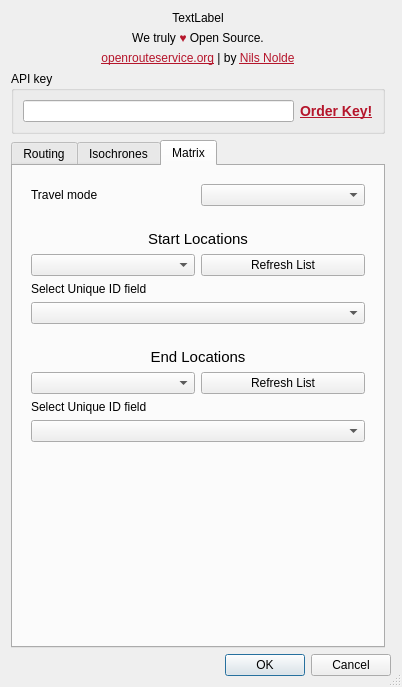
Qt form osm_tools_dialog_base.ui (GIScience/orstools-qgis-plugin) before a commit.
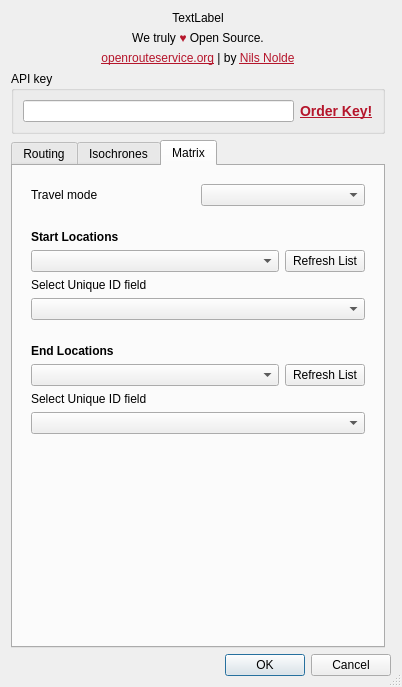
The same form after that commit. The open tabs and pages were chosen to show the change.

Commit message: cleaned up GUI init a bit

```diff
--- a/osm_tools_dialog_base.ui
+++ b/osm_tools_dialog_base.ui
@@ -1212,7 +1212,7 @@
        </item>
        <item>
         <widget class="QWidget" name="widget_15" native="true">
-         <layout class="QGridLayout" name="gridLayout_16">
+         <layout class="QGridLayout" name="gridLayout_16" columnstretch="1,0">
           <item row="1" column="1">
            <widget class="QPushButton" name="matrix_start_refresh">
             <property name="enabled">
@@ -1254,14 +1254,16 @@
            <widget class="QLabel" name="label_4">
             <property name="font">
              <font>
-              <pointsize>11</pointsize>
+              <pointsize>9</pointsize>
+              <weight>75</weight>
+              <bold>true</bold>
              </font>
             </property>
             <property name="text">
              <string>Start Locations</string>
             </property>
             <property name="alignment">
-             <set>Qt::AlignCenter</set>
+             <set>Qt::AlignLeading|Qt::AlignLeft|Qt::AlignVCenter</set>
             </property>
            </widget>
           </item>
@@ -1270,7 +1272,7 @@
        </item>
        <item>
         <widget class="QWidget" name="widget_16" native="true">
-         <layout class="QGridLayout" name="gridLayout_17">
+         <layout class="QGridLayout" name="gridLayout_17" columnstretch="1,0">
           <item row="1" column="0">
            <widget class="QComboBox" name="matrix_end_combo">
             <property name="enabled">
@@ -1312,14 +1314,16 @@
            <widget class="QLabel" name="label_6">
             <property name="font">
              <font>
-              <pointsize>11</pointsize>
+              <pointsize>9</pointsize>
+              <weight>75</weight>
+              <bold>true</bold>
              </font>
             </property>
             <property name="text">
              <string>End Locations</string>
             </property>
             <property name="alignment">
-             <set>Qt::AlignCenter</set>
+             <set>Qt::AlignLeading|Qt::AlignLeft|Qt::AlignVCenter</set>
             </property>
            </widget>
           </item>
```
Left out of the diff: 28 changed lines with no effect on the pictures. The commit also changes 2 other files.
